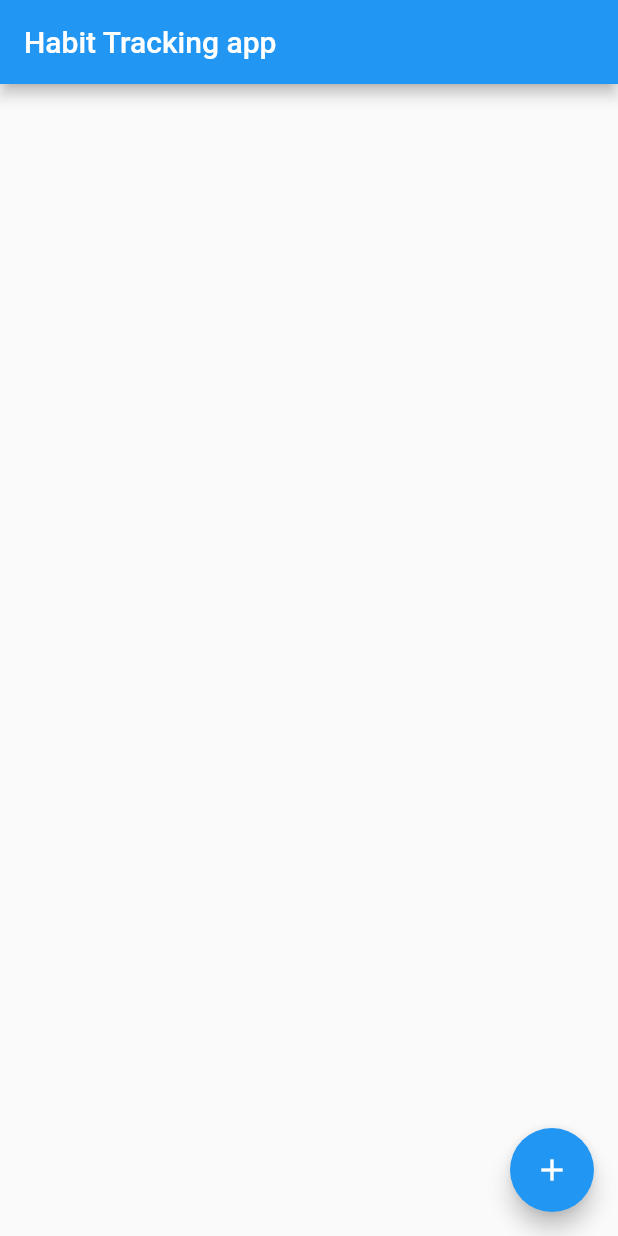
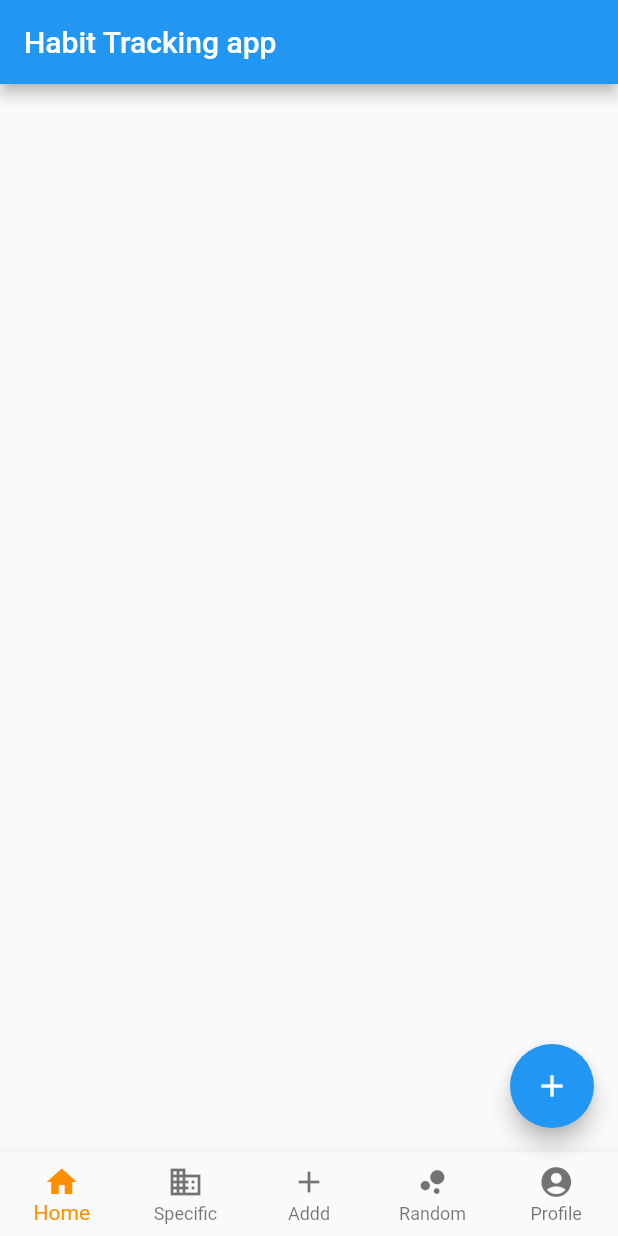
Before and after one commit to nicolae1099/improve, a Flutter app: the screen it shows after launch, on a phone screen of 412 x 824 dp. Run offline on Flutter 3.47's test engine with Material 2 defaults, Android fonts, the phone set to English and light mode, and no system bars.

Commit message:
Squashed commit of the following:
commit b9af3b1b3fea03e4d90c5b4a76326f5caf967e8d
Author: Nicolae-Iulian Nițu <nitu.nicolae.1098@gmail.com>
Date:   Sun Dec 5 02:05:56 2021 +0200

    Squashed commit of the following:

    commit 9428de7a0a8b8f110ba14c208ec49f7092815a66
    Author: Nicolae-Iulian Nițu <nitu.nicolae.1097@gmail.com>
    Date:   Sun Dec 5 01:27:24 2021 +0200

        test commit

    commit 02faf9ca6cd698f12ddeef22550bc50a26c31a96
    Author: Nicolae-Iulian Nițu <nitu.nicolae.1097@gmail.com>
    Date:   Sun Dec 5 01:12:12 2021 +0200

        test commit

commit b6fe1db827018e79e984b34bf95f4dd058973b63
Author: Barbuta Cristian <barbuta.cristian1618@gmail.com>
Date:   Sun Dec 5 01:09:59 2021 +0200

    added

commit 672dfb09e684ffd9d4364fff973dfd4ceb113dc5
Merge: 887e94d 017b4d1
Author: Barbuta Cristian <barbuta.cristian1618@gmail.com>
Date:   Sun Dec 5 01:02:53 2021 +0200

    Merge branch 'barbuta' of https://github.com/nicolae1099/improve into barbuta

commit 887e94d4600dc37a3ae9d18b3f7435664481e50b
Author: Barbuta Cristian <barbuta.cristian1618@gmail.com>
Date:   Sun Dec 5 01:02:32 2021 +0200

    add_page added

commit 017b4d142201c088b6f35ac3f87209964b12ab97
Merge: ee13e95 091b365
Author: Nicolae-Iulian Nițu <58396465+nicolae1099@users.noreply.github.com>
Date:   Sun Dec 5 01:00:53 2021 +0200

    Merge pull request #1 from nicolae1099/nic

    Nic

commit 091b3659889ec0b134bcaa765035e6205821c48e
Author: Nicolae-Iulian Nițu <nitu.nicolae.1097@gmail.com>
Date:   Sun Dec 5 00:59:13 2021 +0200

    added custom bottom navigation and data for it

commit f1578a231c400780feea2736d73b46703275bbd6
Author: Nicolae-Iulian Nițu <nitu.nicolae.1097@gmail.com>
Date:   Sat Dec 4 23:55:47 2021 +0200

    custom bottom navigation bar

commit ee13e95fbf45e5ac828ab432cd9eb73b75c6e263
Author: Barbuta Cristian <barbuta.cristian1618@gmail.com>
Date:   Sat Dec 4 23:50:29 2021 +0200

    added decorations

```diff
--- a/lib/constants/constants.dart
+++ b/lib/constants/constants.dart
@@ -0,0 +1 @@
+class NavigationBarItems {}
--- /dev/null
+++ b/lib/customData/navigation_bar.dart
@@ -0,0 +1,27 @@
+import 'package:flutter/material.dart';
+import 'package:improve/model/navigation_bar_item_model.dart';
+
+class NavigationBarConstants {
+  static List<NavigationBarItemModel> barItems = [
+    NavigationBarItemModel(
+      iconType: Icons.home,
+      label: "Home",
+    ),
+    NavigationBarItemModel(
+      iconType: Icons.business,
+      label: "Specific",
+    ),
+    NavigationBarItemModel(
+      iconType: Icons.add,
+      label: "Addd",
+    ),
+    NavigationBarItemModel(
+      iconType: Icons.bubble_chart,
+      label: "Random",
+    ),
+    NavigationBarItemModel(
+      iconType: Icons.account_circle_rounded,
+      label: "Profile",
+    ),
+  ];
+}
--- /dev/null
+++ b/lib/customUi/custom_bottom_navigation_bar.dart
@@ -0,0 +1,35 @@
+import 'package:flutter/cupertino.dart';
+import 'package:flutter/material.dart';
+import 'package:improve/model/navigation_bar_item_model.dart';
+
+class CustomBottomNavigation extends StatefulWidget {
+  final List<NavigationBarItemModel> barItems;
+  const CustomBottomNavigation({Key? key, required this.barItems})
+      : super(key: key);
+
+  @override
+  State<CustomBottomNavigation> createState() => _CustomBottomNavigationState();
+}
+
+class _CustomBottomNavigationState extends State<CustomBottomNavigation> {
+  int _selectedIndex = 0;
+  @override
+  Widget build(BuildContext context) {
+    return BottomNavigationBar(
+      type: BottomNavigationBarType.fixed,
+      items: widget.barItems
+          .map((e) =>
+              BottomNavigationBarItem(icon: Icon(e.iconType), label: e.label))
+          .toList(),
+      currentIndex: _selectedIndex,
+      selectedItemColor: Colors.amber[800],
+      onTap: _onItemTapped,
+    );
+  }
+
+  void _onItemTapped(int index) {
+    setState(() {
+      _selectedIndex = index;
+    });
+  }
+}
--- a/lib/main.dart
+++ b/lib/main.dart
@@ -15,6 +15,6 @@ class MyApp extends StatelessWidget {
         theme: ThemeData(
           primarySwatch: Colors.blue,
         ),
-        home: HomeScreen());
+        home: const HomeScreen());
   }
 }
--- /dev/null
+++ b/lib/model/navigation_bar_item_model.dart
@@ -0,0 +1,11 @@
+import 'package:flutter/cupertino.dart';
+
+class NavigationBarItemModel {
+  IconData iconType;
+  String label;
+
+  NavigationBarItemModel({
+    required this.iconType,
+    required this.label,
+  });
+}
```
Also changed, not shown: lib/constants/colors.dart (added, +9 -0 lines), lib/customUi/reusable_list_item.dart (+27 -4 lines), lib/screens/add_page.dart (added, +26 -0 lines), lib/screens/home_screen.dart (+15 -31 lines).
